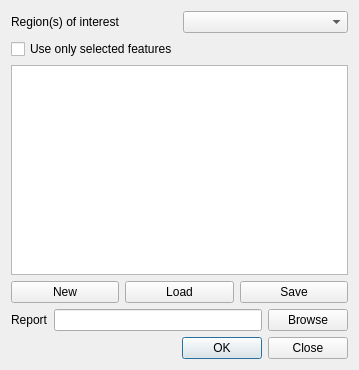
Old version of the form reporterdialogbase.ui in the repository nextgis/qgis_reporter.
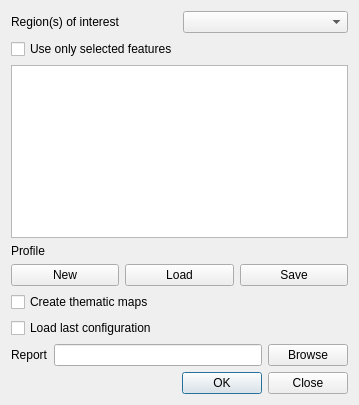
New version of the form.

Commit message: support for old symbology usability improvements:  - option to control thematic maps creation  - option to load last used configuration  - show cofiguration path

What changed in the file:
```diff
--- a/reporterdialogbase.ui
+++ b/reporterdialogbase.ui
@@ -7,7 +7,7 @@
     <x>0</x>
     <y>0</y>
     <width>359</width>
-    <height>370</height>
+    <height>405</height>
    </rect>
   </property>
   <property name="windowTitle">
@@ -68,6 +68,13 @@
      </column>
     </widget>
    </item>
+   <item>
+    <widget class="QLabel" name="lblProfilePath">
+     <property name="text">
+      <string>Profile</string>
+     </property>
+    </widget>
+   </item>
    <item>
     <layout class="QHBoxLayout" name="horizontalLayout_3">
      <item>
@@ -93,6 +100,20 @@
      </item>
     </layout>
    </item>
+   <item>
+    <widget class="QCheckBox" name="chkCreateMaps">
+     <property name="text">
+      <string>Create thematic maps</string>
+     </property>
+    </widget>
+   </item>
+   <item>
+    <widget class="QCheckBox" name="chkLoadLastProfile">
+     <property name="text">
+      <string>Load last configuration</string>
+     </property>
+    </widget>
+   </item>
    <item>
     <layout class="QHBoxLayout" name="horizontalLayout_2">
      <item>
```
The commit also changes 2 other files.
